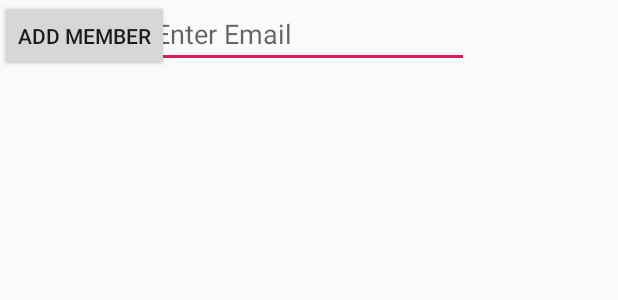
After one commit to gkremosg/Smart_Shopping_Bag1, an Android app: the layout activity_add_new_member.xml on its own in the app's theme, with its tools: preview values and no code run, on a phone screen of 412 x 824 dp. The commit adds this screen. Shown: the top 300 px of the screen. Run offline under Robolectric (Android 15) with nearby library versions, the phone set to English and light mode, and no system bars.

Commit message:
Allages Ellie

```diff
--- a/app/src/main/AndroidManifest.xml
+++ b/app/src/main/AndroidManifest.xml
@@ -35,6 +35,7 @@
                 <category android:name="android.intent.category.LAUNCHER" />
             </intent-filter>
         </activity>
+        <activity android:name=".AddNewMember"></activity>
     </application>
 
 </manifest>
--- /dev/null
+++ b/app/src/main/res/layout/activity_add_new_member.xml
@@ -0,0 +1,37 @@
+<?xml version="1.0" encoding="utf-8"?>
+<androidx.constraintlayout.widget.ConstraintLayout xmlns:android="http://schemas.android.com/apk/res/android"
+    xmlns:app="http://schemas.android.com/apk/res-auto"
+    xmlns:tools="http://schemas.android.com/tools"
+    android:layout_width="match_parent"
+    android:layout_height="match_parent"
+    tools:context=".AddNewMember">
+
+    <EditText
+        android:id="@+id/AddNewMember"
+        android:layout_width="wrap_content"
+        android:layout_height="wrap_content"
+        android:ems="10"
+        android:hint="Enter Email"
+        android:inputType="textEmailAddress"
+        app:layout_constraintEnd_toEndOf="parent"
+        app:layout_constraintStart_toStartOf="parent"
+        tools:layout_editor_absoluteY="124dp" />
+
+    <Button
+        android:id="@+id/addmemberbtn"
+        android:layout_width="wrap_content"
+        android:layout_height="wrap_content"
+        android:text="Add Member"
+        tools:layout_editor_absoluteX="150dp"
+        tools:layout_editor_absoluteY="230dp" />
+
+    <TextView
+        android:id="@+id/status"
+        android:layout_width="match_parent"
+        android:layout_height="wrap_content"
+        android:layout_marginTop="116dp"
+        android:text=""
+        android:textSize="25dp"
+        app:layout_constraintTop_toBottomOf="@+id/addmemberbtn"
+        tools:layout_editor_absoluteX="0dp" />
+</androidx.constraintlayout.widget.ConstraintLayout>
--- a/app/src/main/res/layout/activity_login.xml
+++ b/app/src/main/res/layout/activity_login.xml
@@ -75,7 +75,7 @@
         android:layout_width="100dp"
         android:layout_height="wrap_content"
         android:layout_marginStart="220dp"
-        android:backgroundTint="#1919ff"
+        android:backgroundTint="@color/colorelgianbuttons"
         android:text="Register"
         android:textAllCaps="false"
         android:textColor="#ffffff"
--- a/app/src/main/res/values/colors.xml
+++ b/app/src/main/res/values/colors.xml
@@ -3,4 +3,6 @@
     <color name="colorPrimary">#008577</color>
     <color name="colorPrimaryDark">#00574B</color>
     <color name="colorAccent">#D81B60</color>
+    <color name="colorelgianbuttons">#815CC5</color>
+
 </resources>
--- a/app/src/main/res/values/styles.xml
+++ b/app/src/main/res/values/styles.xml
@@ -4,7 +4,7 @@
     <style name="AppTheme" parent="Theme.AppCompat.Light.DarkActionBar">
         <!-- Customize your theme here. -->
         <item name="colorPrimary">@color/colorPrimary</item>
-        <item name="colorPrimaryDark">@color/colorPrimaryDark</item>
+        <item name="colorPrimaryDark">#000457</item>
         <item name="colorAccent">@color/colorAccent</item>
     </style>
 
```
Also changed, not shown: app/src/main/java/com/example/smartshoppingbag/AddNewMember.java (added, +116 -0 lines), app/src/main/java/com/example/smartshoppingbag/LoginActivity.java (+7 -1 lines), app/src/main/java/com/example/smartshoppingbag/MainActivity.java (+13 -0 lines), app/src/main/res/layout/content_main.xml (+9 -9 lines).
